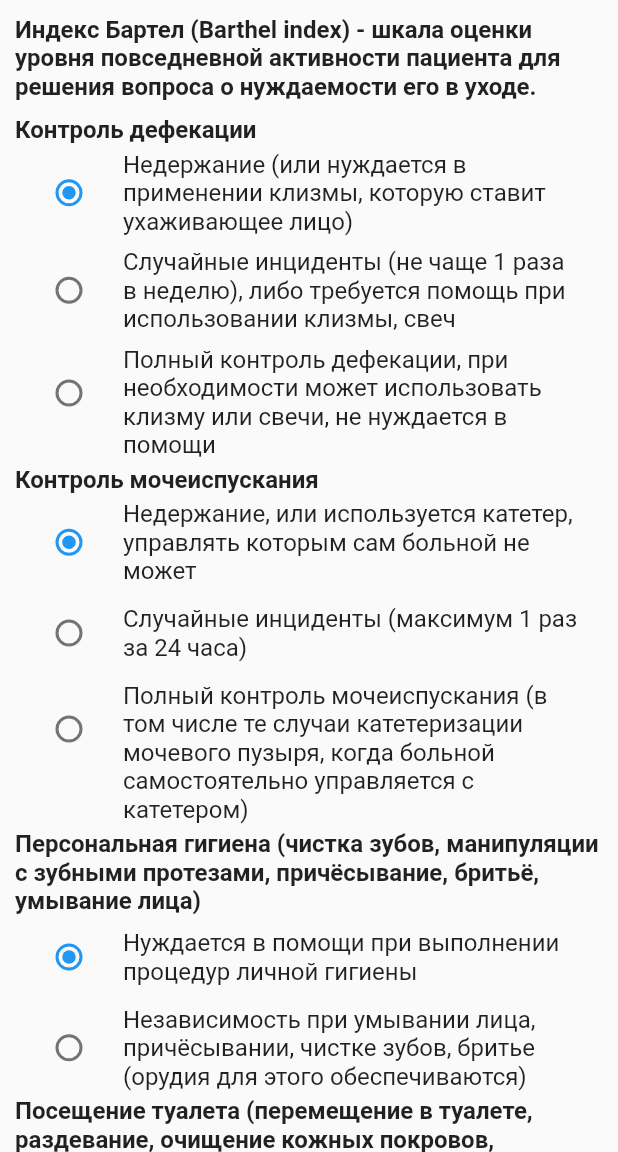
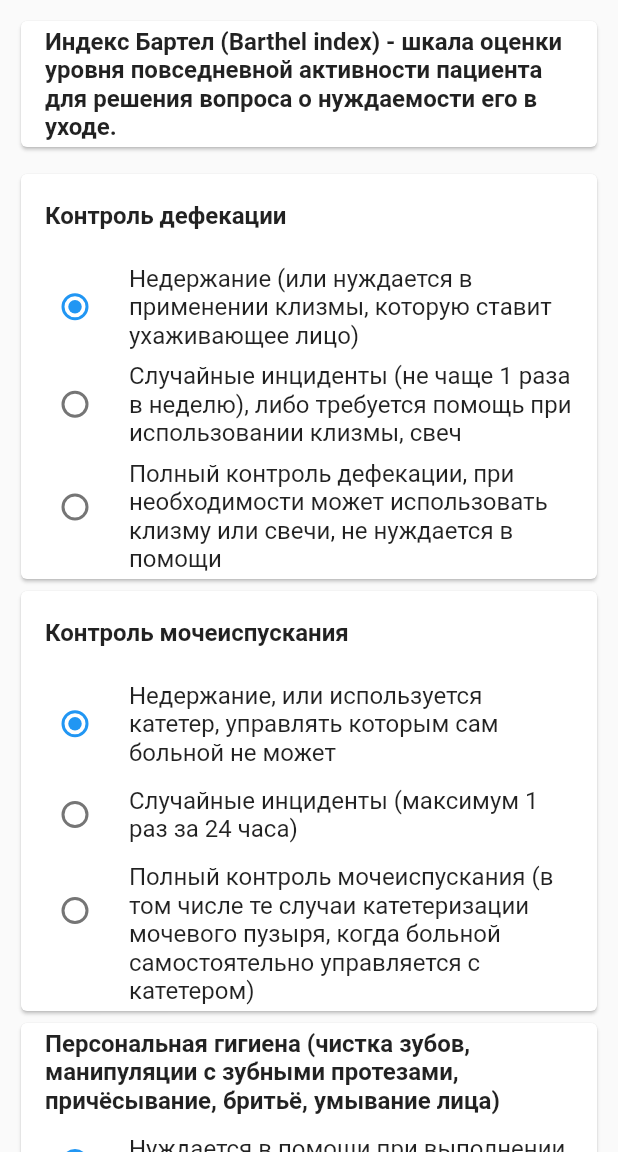
Before and after one commit to lyahoff/RehabilitologyApp, a Flutter app: the screen it shows after launch, after a tap on "Индекс Бартел", on a phone screen of 412 x 824 dp, the part 84-1236 px from its top. Run offline on Flutter 3.47's test engine with Material 2 defaults, Android fonts, the light colour scheme and no system bars.

Commit message:
added images, barthel & renkin inside Card widget

```diff
--- a/lib/barthel.dart
+++ b/lib/barthel.dart
@@ -62,12 +62,25 @@ class _BarthelRadioState extends State<BarthelRadio> {
     return ListView(
       padding: EdgeInsets.all(10),
       children: [
-        header(
-            'Индекс Бартел (Barthel index) - шкала оценки уровня повседневной активности пациента для решения вопроса о нуждаемости его в уходе.'),
-        SizedBox(
+        Card(
+          child: ListTile(
+            title: Text(
+              'Индекс Бартел (Barthel index) - шкала оценки уровня повседневной активности пациента для решения вопроса о нуждаемости его в уходе.',
+              style: TextStyle(fontWeight: FontWeight.bold),
+            ),
+          ),
+        ),
+        const SizedBox(
           height: 10,
         ),
-        header('Контроль дефекации'),
+        Card(
+          child: Column(children: [
+            ListTile(
+              title: Text(
+                'Контроль дефекации',
+                style: TextStyle(fontWeight: FontWeight.bold),
+              ),
+            ),
             RadioListTile(
                 title: Text(
                     'Недержание (или нуждается в применении клизмы, которую ставит ухаживающее лицо)'),
@@ -98,7 +111,17 @@ class _BarthelRadioState extends State<BarthelRadio> {
                     _val1 = 10;
                   });
                 }),
-        header('Контроль мочеиспускания'),
+          ]),
+        ),
+        Card(
+          child: Column(
+            children: [
+              ListTile(
+                title: Text(
+                  'Контроль мочеиспускания',
+                  style: TextStyle(fontWeight: FontWeight.bold),
+                ),
+              ),
               RadioListTile(
                   title: Text(
                       'Недержание, или используется катетер, управлять которым сам больной не может'),
@@ -110,7 +133,8 @@ class _BarthelRadioState extends State<BarthelRadio> {
                     });
                   }),
               RadioListTile(
-            title: Text('Случайные инциденты (максимум 1 раз за 24 часа)'),
+                  title:
+                      Text('Случайные инциденты (максимум 1 раз за 24 часа)'),
                   value: _val2,
                   groupValue: 5,
                   onChanged: (val) {
@@ -128,8 +152,18 @@ class _BarthelRadioState extends State<BarthelRadio> {
                       _val2 = 10;
                     });
                   }),
-        header(
-            'Персональная гигиена (чистка зубов, манипуляции с зубными протезами, причёсывание, бритьё, умывание лица)'),
+            ],
+          ),
+        ),
+        Card(
+          child: Column(
+            children: [
+              ListTile(
+                title: Text(
+                  'Персональная гигиена (чистка зубов, манипуляции с зубными протезами, причёсывание, бритьё, умывание лица)',
+                  style: TextStyle(fontWeight: FontWeight.bold),
+                ),
+              ),
               RadioListTile(
                   title: Text(
                       'Нуждается в помощи при выполнении процедур личной гигиены'),
@@ -150,8 +184,18 @@ class _BarthelRadioState extends State<BarthelRadio> {
                       _val3 = 5;
                     });
                   }),
-        header(
-            'Посещение туалета (перемещение в туалете, раздевание, очищение кожных покровов, одевание, выход из туалета)'),
+            ],
+          ),
+        ),
+        Card(
+          child: Column(
+            children: [
+              ListTile(
+                title: Text(
+                  'Посещение туалета (перемещение в туалете, раздевание, очищение кожных покровов, одевание, выход из туалета)',
+                  style: TextStyle(fontWeight: FontWeight.bold),
+                ),
+              ),
               RadioListTile(
                   title: Text('полностью зависим от помощи окружающих'),
                   value: _val4,
@@ -181,7 +225,18 @@ class _BarthelRadioState extends State<BarthelRadio> {
                       _val4 = 10;
                     });
                   }),
-        header('Приём пищи'),
+            ],
+          ),
+        ),
+        Card(
+          child: Column(
+            children: [
+              ListTile(
+                title: Text(
+                  'Приём пищи',
+                  style: TextStyle(fontWeight: FontWeight.bold),
+                ),
+              ),
               RadioListTile(
                   title: Text(
                       'Полностью зависим от помощи окружающих (необходимо кормление с посторонней помощью)'),
@@ -212,7 +267,17 @@ class _BarthelRadioState extends State<BarthelRadio> {
                       _val5 = 10;
                     });
                   }),
-        header('Перемещение (с кровати на стул и обратно)'),
+            ],
+          ),
+        ),
+        Card(
+          child: Column(children: [
+            ListTile(
+              title: Text(
+                'Перемещение (с кровати на стул и обратно)',
+                style: TextStyle(fontWeight: FontWeight.bold),
+              ),
+            ),
             RadioListTile(
                 title: Text(
                     'Перемещение невозможно, не способен сидеть (удерживать равновесие), для поднятия с постели требуется помощь двух человек'),
@@ -252,8 +317,17 @@ class _BarthelRadioState extends State<BarthelRadio> {
                     _val6 = 15;
                   });
                 }),
-        header(
-            'Мобильность (перемещения в пределах дома/палаты и вне дома; могут использоваться вспомогательные средства)'),
+          ]),
+        ),
+        Card(
+          child: Column(
+            children: [
+              ListTile(
+                title: Text(
+                  'Мобильность (перемещения в пределах дома/палаты и вне дома; могут использоваться вспомогательные средства)',
+                  style: TextStyle(fontWeight: FontWeight.bold),
+                ),
+              ),
               RadioListTile(
                   title: Text('Не способен к передвижению'),
                   value: _val7,
@@ -293,9 +367,20 @@ class _BarthelRadioState extends State<BarthelRadio> {
                       _val7 = 15;
                     });
                   }),
-        header('Одевание'),
+            ],
+          ),
+        ),
+        Card(
+          child: Column(
+            children: [
+              ListTile(
+                title: Text(
+                  'Одевание',
+                  style: TextStyle(fontWeight: FontWeight.bold),
+                ),
+              ),
               RadioListTile(
-            title: Text('Полностью зависим от помощи окружающим'),
+                  title: Text('Полностью зависим от помощи окружающих'),
                   value: _val8,
                   groupValue: 0,
                   onChanged: (val) {
@@ -323,10 +408,21 @@ class _BarthelRadioState extends State<BarthelRadio> {
                       _val8 = 10;
                     });
                   }),
-        header('Подъём по лестнице'),
+            ],
+          ),
+        ),
+        Card(
+          child: Column(
+            children: [
+              ListTile(
+                title: Text(
+                  'Подъём по лестнице',
+                  style: TextStyle(fontWeight: FontWeight.bold),
+                ),
+              ),
               RadioListTile(
-            title:
-                Text('Не способен подниматься по лестнице, даже с поддержкой'),
+                  title: Text(
+                      'Не способен подниматься по лестнице, даже с поддержкой'),
                   value: _val9,
                   groupValue: 0,
                   onChanged: (val) {
@@ -353,7 +449,18 @@ class _BarthelRadioState extends State<BarthelRadio> {
                       _val9 = 10;
                     });
                   }),
-        header('Приём ванны'),
+            ],
+          ),
+        ),
+        Card(
+          child: Column(
+            children: [
+              ListTile(
+                title: Text(
+                  'Приём ванны',
+                  style: TextStyle(fontWeight: FontWeight.bold),
+                ),
+              ),
               RadioListTile(
                   title: Text('Нуждается в помощи'),
                   value: _val10,
@@ -373,16 +480,24 @@ class _BarthelRadioState extends State<BarthelRadio> {
                       _val10 = 5;
                     });
                   }),
+            ],
+          ),
+        ),
         SizedBox(
           height: 20,
         ),
-        header(
+        Card(
+          child: Column(children: [
+            ListTile(
+              title: header(
                   'Результат баллов: ${_val1 + _val2 + _val3 + _val4 + _val5 + _val6 + _val7 + _val8 + _val9 + _val10}'),
-        SizedBox(
-          height: 20,
             ),
-        result(barthelResult, _total, _val1, _val2, _val3, _val4, _val5, _val6,
-            _val7, _val8, _val9, _val10),
+            ListTile(
+              title: result(barthelResult, _total, _val1, _val2, _val3, _val4,
+                  _val5, _val6, _val7, _val8, _val9, _val10),
+            )
+          ]),
+        ),
         SizedBox(
           height: 20,
         ),
--- a/lib/main.dart
+++ b/lib/main.dart
@@ -1,3 +1,5 @@
+import 'dart:ui';
+
 import 'package:flutter/material.dart';
 import 'package:rehabilitology/barthel.dart';
 import 'package:rehabilitology/hauser.dart';
@@ -30,6 +32,7 @@ class RehabilitologyBody extends StatelessWidget {
   @override
   Widget build(BuildContext context) {
     return Scaffold(
+      backgroundColor: Colors.white,
       appBar: AppBar(
         title: Text(
           'Калькулятор реабилитолога',
@@ -39,63 +42,67 @@ class RehabilitologyBody extends StatelessWidget {
         backgroundColor: Colors.white,
         elevation: 0,
       ),
-      body: ListView(children: [
-        cardList(
+      body: ListView(padding: EdgeInsets.all(10), children: [
+        CustomCard(
             'Индекс Бартел',
-            'шкала оценки уровня повседневной активности пациента для решения вопроса о нуждаемости его в уходе',
+            'Шкала оценки уровня повседневной активности пациента для решения вопроса о нуждаемости его в уходе',
+            'images/barthel.png',
             () => Barthel()),
-        cardList(
-          'Шкала Ватерлоу',
-          'используется для оценки риска развития пролежней у пациента',
-          () => Waterlow(),
-        ),
-        cardList(
-          'Шкала Мертон и Саттон',
-          'служит для оценки уровня бытовой и социальной адаптации',
-          () => Merton(),
-        ),
-        cardList(
+        CustomCard(
+            'Шкала Ватерлоу',
+            'Используется для оценки риска развития пролежней у пациента',
+            'images/waterlow.png',
+            () => Waterlow()),
+        CustomCard(
+            'Шкала Мертон и Саттон',
+            'Служит для оценки уровня бытовой и социальной адаптации',
+            'images/merton.png',
+            () => Merton()),
+        CustomCard(
             'Шкала падений Морзе',
-            'используется для оценки вероятности риска падения, в связи с наличием наследственных или приобретенных факторов риска',
+            'Используется для оценки вероятности риска падения, в связи с наличием наследственных или приобретенных факторов риска',
+            'images/morse.png',
             () => Morse()),
-        cardList(
+        CustomCard(
             'Поведенческая шкала боли',
-            'шкала, применяемая для оценки уровня боли у неконтактного пациента, основанная на поведенческих реакциях',
+            'Шкала, применяемая для оценки уровня боли у неконтактного пациента, основанная на поведенческих реакциях',
+            'images/pain.png',
             () => Pain()),
-        cardList(
+        CustomCard(
             'Шкала Рэнкина',
-            'универсальная шкала оценки инвалидности, независимости и исходов реабилитации. Часто используется для оценки степени инвалидизации после инсульта.',
+            'Универсальная шкала оценки инвалидности, независимости и исходов реабилитации. Часто используется для оценки степени инвалидизации после инсульта',
+            'images/renkin.png',
             () => Rankin()),
-        cardList(
+        CustomCard(
             'Индекс мобильности Ривермид',
-            'методика предназначенная для клинической оценки мобильности пациента',
+            'Методика предназначенная для клинической оценки мобильности пациента',
+            'images/rivermead.png',
             () => Rivermead()),
-        cardList(
+        CustomCard(
             'Индекс ходьбы Хаузера',
-            'используется для оценки локомоторной функции пациента',
+            'Используется для оценки локомоторной функции пациента',
+            'images/hauser.png',
             () => Hauser()),
       ]),
     );
   }
 }
 
-Widget cardList(String title, String subtitle, Function() foo) {
-  return Column(
-    children: [
-      ListTile(
-        tileColor: Colors.grey[100],
-        title: Text(
-          title,
-          style: const TextStyle(fontWeight: FontWeight.bold),
+Widget CustomCard(String title, String subtitle, String imagePath, foo()) {
+  return Card(
+      shadowColor: Colors.black,
+      color: Colors.white,
+      elevation: 2,
+      child: InkWell(
+        onTap: (() => {runApp(foo())}),
+        child: Column(
+          children: [
+            ListTile(
+              leading: Image.asset(imagePath),
+              title: Text('$title\n'),
+              subtitle: Text('$subtitle'),
+            ),
+          ],
         ),
-        subtitle: Text(subtitle),
-        onTap: () {
-          runApp(foo());
-        },
-      ),
-      const SizedBox(
-        height: 5,
-      )
-    ],
-  );
+      ));
 }
--- a/lib/rankin.dart
+++ b/lib/rankin.dart
@@ -52,11 +52,21 @@ class _RankinLogicState extends State<RankinLogic> {
     return ListView(
       padding: EdgeInsets.all(10),
       children: [
-        Text(
+        Column(
+          children: [
+            Card(
+              elevation: 2,
+              child: ListTile(
+                title: Text(
                   'Модифицированная шкала Рэнкина (Modified Rankin Scale - mRS) универсальная шкала оценки инвалидности, независимости и исходов реабилитации. Часто используется для оценки степени инвалидизации после инсульта.',
-          style: TextStyle(fontSize: 18, fontWeight: FontWeight.bold),
-          textAlign: TextAlign.start,
+                  style: TextStyle(fontWeight: FontWeight.bold),
                 ),
+              ),
+            ),
+            Card(
+              elevation: 2,
+              child: Column(
+                children: [
                   RadioListTile(
                     value: _rankin,
                     groupValue: 0,
@@ -132,8 +142,16 @@ class _RankinLogicState extends State<RankinLogic> {
                     },
                     title: Text('Пациент умер'),
                   ),
+                ],
+              ),
+            ),
             SizedBox(height: 20),
-        rankinResult(_rankin, _rankinText)
+          ],
+        ),
+        Card(
+          child: rankinResult(_rankin, _rankinText),
+          elevation: 2,
+        ),
       ],
     );
   }
@@ -219,8 +237,10 @@ Cпособен выполнять обычные повседневные об
     _rankinText = 'Пациент умер';
   }
 
-  return Text(
+  return ListTile(
+    title: Text(
       _rankinText,
       style: TextStyle(fontSize: 16, fontWeight: FontWeight.bold),
+    ),
   );
 }
```
Also changed, not shown: pubspec.yaml (+10 -3 lines), images/barthel.png (added), images/hauser.png (added), images/merton.png (added), images/morse.png (added), images/pain.png (added), images/renkin.png (added), images/rivermead.png (added), images/waterlow.png (added). Lines whose indentation alone changed are shown as unchanged.
